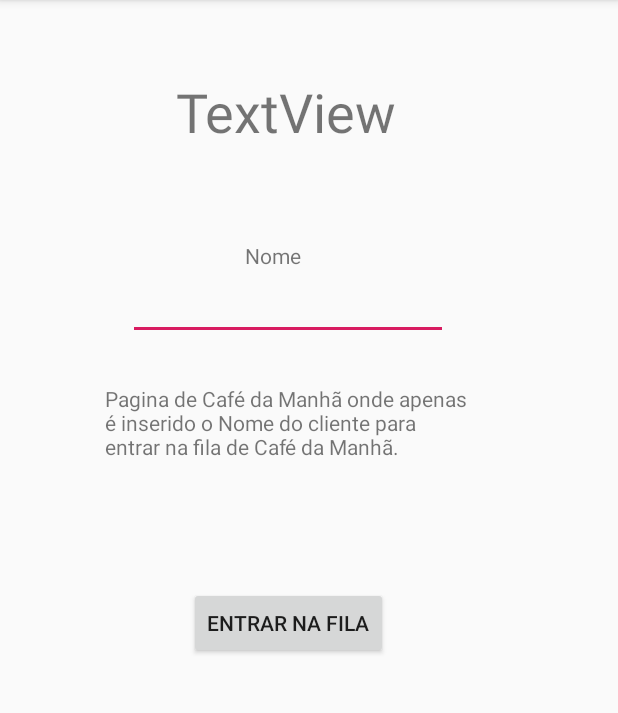
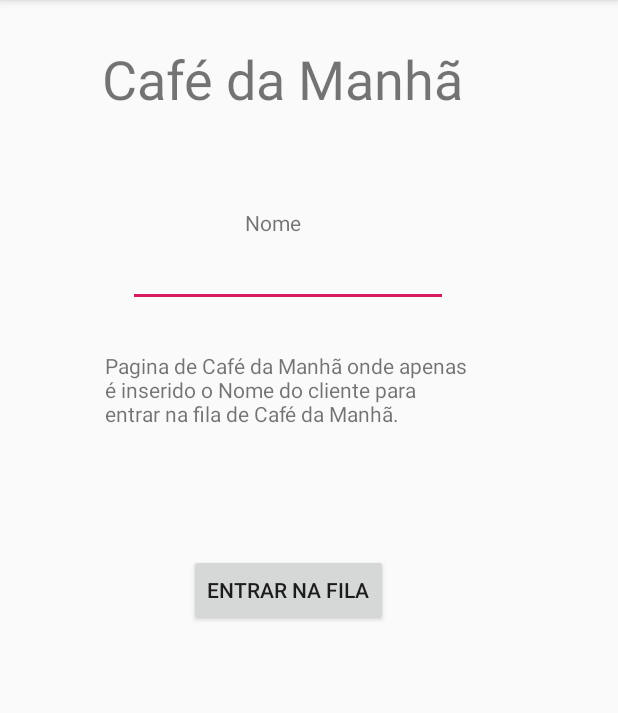
Before and after one commit to FilipiLuvatos/Hotel-CC4652, an Android app: the cafe_da_manha screen opened directly, with no data from a screen before it, on a phone screen of 412 x 824 dp, the part 84-797 px from its top. Run offline under Robolectric (Android 15) with nearby library versions, the phone set to English and light mode, and no system bars.

Commit message:
Fase 3.9 CSS finalizado

```diff
--- a/HotelCC4652DP/app/src/main/java/br/com/filipi/hotelcc4652dp/MainActivity.java
+++ b/HotelCC4652DP/app/src/main/java/br/com/filipi/hotelcc4652dp/MainActivity.java
@@ -56,7 +56,7 @@ public class MainActivity extends AppCompatActivity {
         startActivity(new Intent(this, br.com.filipi.hotelcc4652dp.reservas.class));
 
     }
-    public void Deletarcadastro(View v){
+    public void delete_cliente(View v){
         startActivity(new Intent(this, br.com.filipi.hotelcc4652dp.delete_cliente.class));
 
     }
--- a/HotelCC4652DP/app/src/main/res/layout/cafe_da_manha.xml
+++ b/HotelCC4652DP/app/src/main/res/layout/cafe_da_manha.xml
@@ -10,10 +10,10 @@
         android:id="@+id/textView21"
         android:layout_width="wrap_content"
         android:layout_height="wrap_content"
-        android:layout_marginStart="117dp"
-        android:layout_marginLeft="117dp"
-        android:layout_marginTop="50dp"
-        android:text="TextView"
+        android:layout_marginStart="68dp"
+        android:layout_marginLeft="68dp"
+        android:layout_marginTop="28dp"
+        android:text="Café da Manhã"
         android:textSize="36sp"
         app:layout_constraintStart_toStartOf="parent"
         app:layout_constraintTop_toTopOf="parent" />
```
Also changed, not shown: HotelCC4652DP/app/src/main/res/layout/activity_main.xml (+6 -5 lines).
